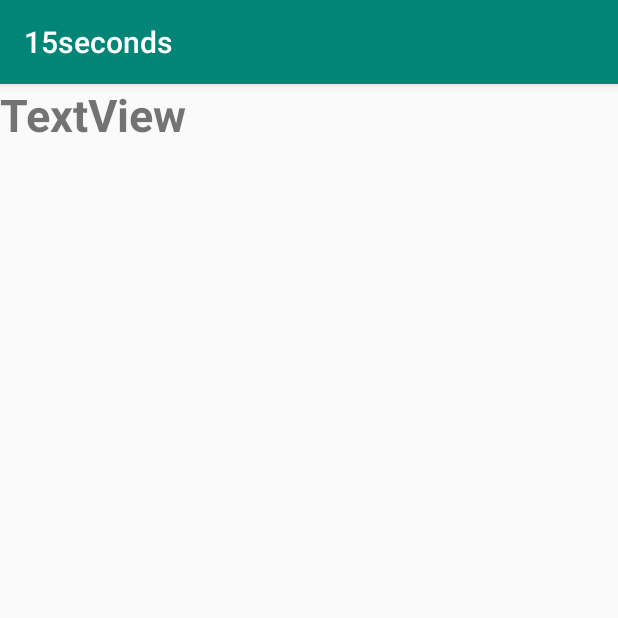
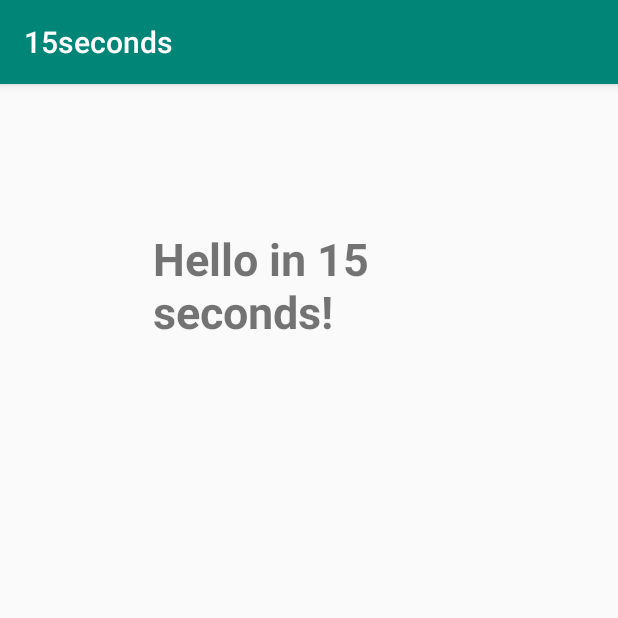
Before and after one commit to konossow/15seconds, an Android app: the screen it shows after launch (MainActivity), on a phone screen of 412 x 824 dp, the top half of it. Run offline under Robolectric (Android 15) with nearby library versions, the phone set to English and light mode, and no system bars.

Commit message:
textView commit

```diff
--- a/app/src/main/java/com/behealthy/hackathon/fifteenseconds/MainActivity.kt
+++ b/app/src/main/java/com/behealthy/hackathon/fifteenseconds/MainActivity.kt
@@ -11,5 +11,6 @@ class MainActivity : AppCompatActivity() {
         super.onCreate(savedInstanceState)
         setContentView(R.layout.activity_main)
         //TextView tv = findViewById<TextView>(R.id.textView)
+        textView.text = "Hello in 15 seconds!"
     }
 }
--- a/app/src/main/res/layout/activity_main.xml
+++ b/app/src/main/res/layout/activity_main.xml
@@ -8,8 +8,11 @@
     tools:context=".MainActivity">
     <TextView
             android:text="TextView"
-            android:layout_width="185dp"
-            android:layout_height="65dp" tools:layout_editor_absoluteY="96dp"
-            tools:layout_editor_absoluteX="104dp" android:id="@+id/textView" android:textSize="30sp"
-            android:textStyle="bold"/>
+            android:layout_width="208dp"
+            android:layout_height="77dp"
+            android:id="@+id/textView" android:textSize="30sp"
+            android:textStyle="bold" app:layout_constraintTop_toTopOf="parent" android:layout_marginTop="96dp"
+            app:layout_constraintStart_toStartOf="parent" android:layout_marginStart="113dp"
+            app:layout_constraintEnd_toEndOf="parent" android:layout_marginEnd="113dp"
+            app:layout_constraintHorizontal_bias="0.521"/>
 </android.support.constraint.ConstraintLayout>
```
